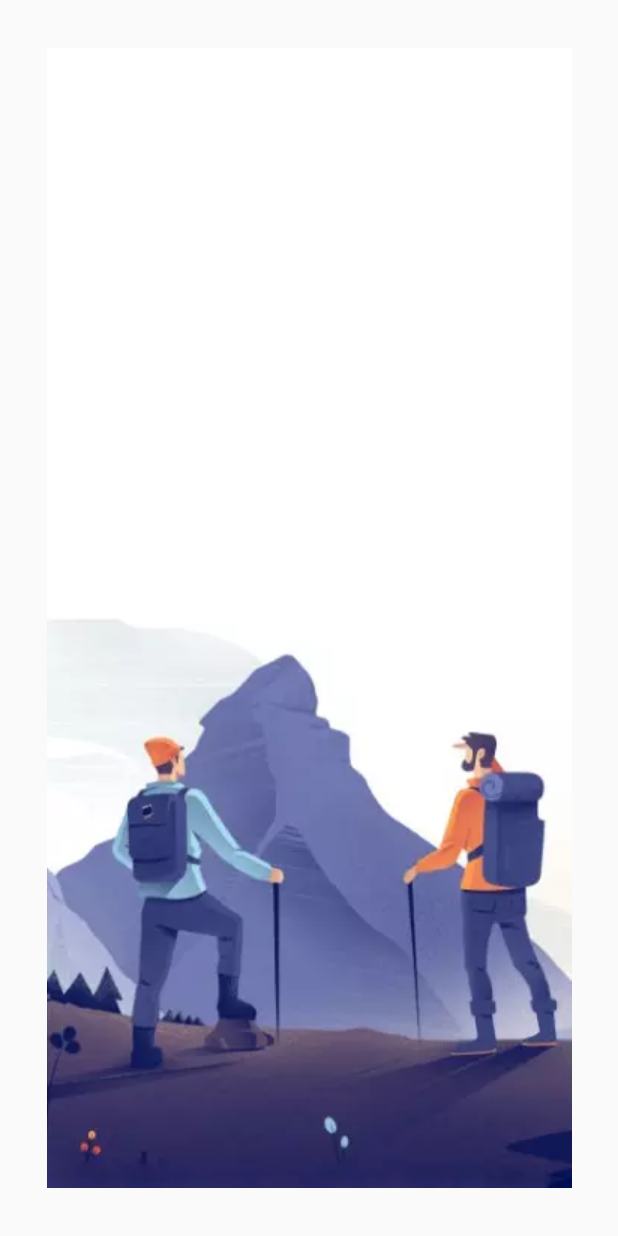
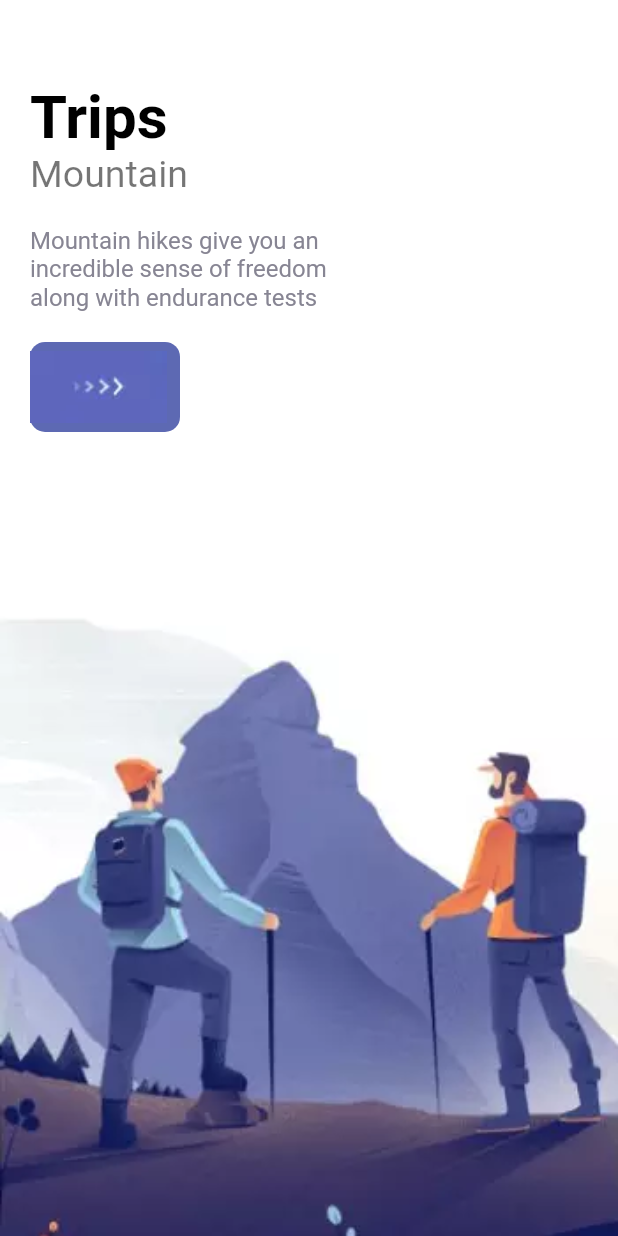
Before and after one commit to IlyasMukatdisov/flutter_demo, a Flutter app: the screen it shows after launch, on a phone screen of 412 x 824 dp. Run offline on Flutter 3.47's test engine with Material 2 defaults, Android fonts, the phone set to English and light mode, and no system bars.

Commit message:
added texts and button to welcome_page.dart

```diff
--- a/lib/main.dart
+++ b/lib/main.dart
@@ -30,7 +30,7 @@ class MyApp extends StatelessWidget {
   }
 }
 
-/*
+
 class MyHomePage extends StatefulWidget {
   const MyHomePage({Key? key, required this.title}) : super(key: key);
 
@@ -115,4 +115,3 @@ class _MyHomePageState extends State<MyHomePage> {
     );
   }
 }
-*/
--- a/lib/pages/welcome_page.dart
+++ b/lib/pages/welcome_page.dart
@@ -1,4 +1,9 @@
 import 'package:flutter/material.dart';
+import 'package:flutter_demo/res/colors/colors.dart';
+import 'package:flutter_demo/res/strings/strings.dart';
+import 'package:flutter_demo/widgets/app_large_text.dart';
+import 'package:flutter_demo/widgets/app_text.dart';
+import 'package:flutter_demo/widgets/responsive_button.dart';
 
 class WelcomePage extends StatefulWidget {
   const WelcomePage({Key? key}) : super(key: key);
@@ -12,17 +17,49 @@ class _WelcomePageState extends State<WelcomePage> {
 
   @override
   Widget build(BuildContext context) {
+    double width = MediaQuery.of(context).size.width;
+    double height = MediaQuery.of(context).size.height;
     return Scaffold(
       body: PageView.builder(
           scrollDirection: Axis.vertical,
           itemCount: images.length,
-          itemBuilder: (_, index) {
+          itemBuilder: (context, index) {
             return Container(
               width: double.maxFinite,
               height: double.maxFinite,
               decoration: BoxDecoration(
                   image: DecorationImage(
-                      image: AssetImage("img/" + images[index]))),
+                      image: AssetImage('img/${images[index]}'),
+                      fit: BoxFit.cover)),
+              child: Container(
+                margin: EdgeInsets.only(top: height / 15, left: 20, right: 20),
+                child: Row(
+                  children: [
+                    Column(
+                      crossAxisAlignment: CrossAxisAlignment.start,
+                      children: [
+                        const AppLargeText(
+                            text: Strings.welcomePageFirstHeader,
+                            size: 40),
+                        const AppText(
+                            text: Strings.welcomePageFirstSubHeader,
+                            size: 25),
+                        Container(
+                            margin: const EdgeInsets.only(top: 20),
+                            width: width / 1.8,
+                            child: const AppText(
+                              text: Strings.welcomePageFirstText,
+                              color: AppColors.textColor2,
+                              size: 16,
+                            )),
+                        const SizedBox(height: 20),
+                        const ResponsiveButton(
+                            height: 60, width: 100, borderRadius: 10)
+                      ],
+                    )
+                  ],
+                ),
+              ),
             );
           }),
     );
--- /dev/null
+++ b/lib/res/colors/colors.dart
@@ -0,0 +1,11 @@
+import 'dart:ui';
+
+class AppColors{
+  static const Color textColor1= Color(0xFF989acd);
+  static const Color textColor2 = Color(0xFF878593);
+  static const Color bigTextColor=Color(0xFF2e2e31);
+  static const Color mainColor= Color(0xFF5d69b3);
+  static const Color starColor = Color(0xFFe7bb4e);
+  static const Color mainTextColor = Color(0xFFababad);
+  static const Color buttonBackground = Color(0xFFf1f1f9);
+}
--- /dev/null
+++ b/lib/res/strings/strings.dart
@@ -0,0 +1,5 @@
+class Strings {
+  static const String welcomePageFirstHeader = "Trips";
+  static const String welcomePageFirstSubHeader = "Mountain";
+  static const String welcomePageFirstText = "Mountain hikes give you an incredible sense of freedom along with endurance tests";
+}
--- /dev/null
+++ b/lib/widgets/app_large_text.dart
@@ -0,0 +1,20 @@
+import 'package:flutter/material.dart';
+
+class AppLargeText extends StatelessWidget {
+  final double size;
+  final String text;
+  final Color color;
+
+  const AppLargeText(
+      {Key? key, this.size = 30, required this.text, this.color = Colors.black})
+      : super(key: key);
+
+  @override
+  Widget build(BuildContext context) {
+    return Text(
+      text,
+      style:
+          TextStyle(color: color, fontSize: size, fontWeight: FontWeight.bold),
+    );
+  }
+}
--- /dev/null
+++ b/lib/widgets/app_text.dart
@@ -0,0 +1,22 @@
+import 'package:flutter/material.dart';
+
+class AppText extends StatelessWidget {
+  final double size;
+  final String text;
+  final Color color;
+
+  const AppText(
+      {Key? key,
+      this.size = 16,
+      required this.text,
+      this.color = Colors.black54})
+      : super(key: key);
+
+  @override
+  Widget build(BuildContext context) {
+    return Text(
+      text,
+      style: TextStyle(color: color, fontSize: size),
+    );
+  }
+}
--- /dev/null
+++ b/lib/widgets/responsive_button.dart
@@ -0,0 +1,33 @@
+import 'package:flutter/material.dart';
+import 'package:flutter_demo/res/colors/colors.dart';
+
+class ResponsiveButton extends StatelessWidget {
+  final bool? isResponsive;
+  final double? width;
+  final double? height;
+  final double borderRadius;
+  final String? text;
+
+  const ResponsiveButton(
+      {Key? key,
+      this.isResponsive = false,
+      this.width,
+      this.height,
+      this.text = "",
+      this.borderRadius = 10})
+      : super(key: key);
+
+  @override
+  Widget build(BuildContext context) {
+    return Container(
+      width: width,
+      height: height,
+      decoration: BoxDecoration(
+          borderRadius: BorderRadius.circular(borderRadius),
+          color: AppColors.mainColor),
+      child: Row(
+        children: [Image.asset("img/button-one.webp")],
+      ),
+    );
+  }
+}
--- a/pubspec.yaml
+++ b/pubspec.yaml
@@ -44,7 +44,7 @@ dev_dependencies:
   # activated in the `analysis_options.yaml` file located at the root of your
   # package. See that file for information about deactivating specific lint
   # rules and activating additional ones.
-  flutter_lints: ^1.0.0
+  flutter_lints: ^2.0.1
 
 # For information on the generic Dart part of this file, see the
 # following page: https://dart.dev/tools/pub/pubspec
@@ -59,9 +59,7 @@ flutter:
 
   # To add assets to your application, add an assets section, like this:
   assets:
-      - img/welcome-one.webp
-      - img/welcome-two.webp
-      - img/welcome-three.webp
+      - img/
   #   - images/a_dot_burr.jpeg
   #   - images/a_dot_ham.jpeg
 
```
Also changed, not shown: pubspec.lock, 1 other file.
